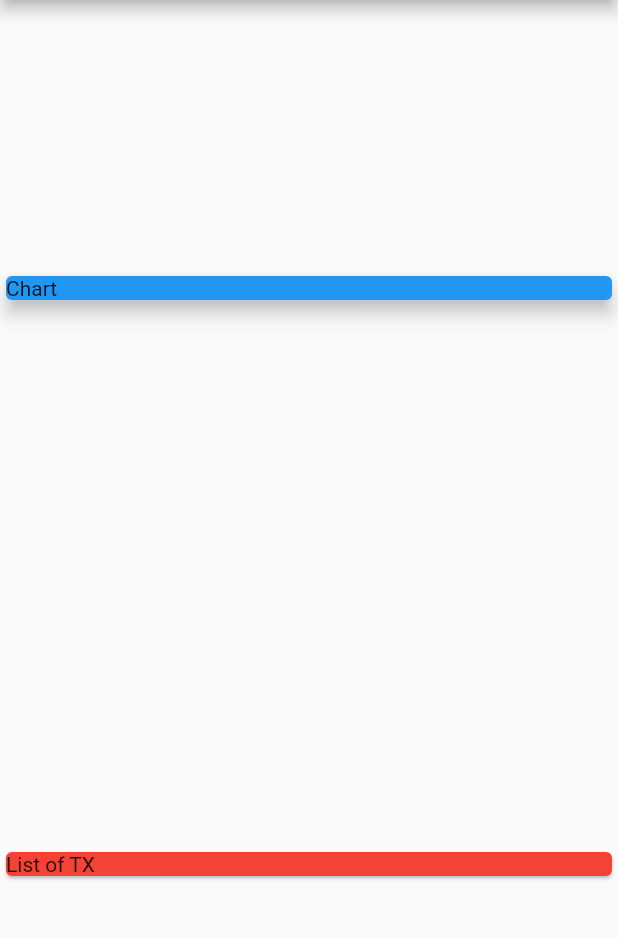
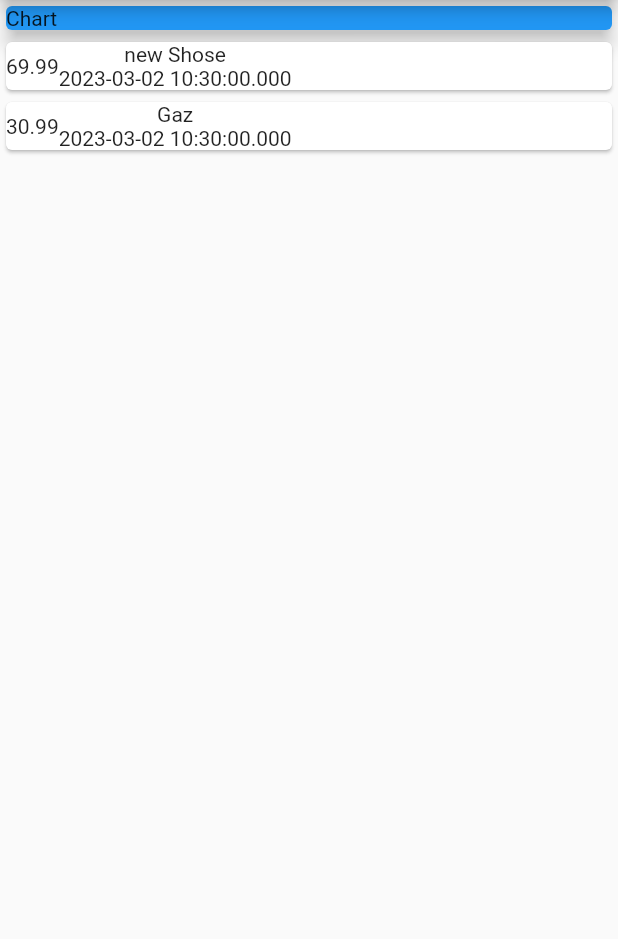
Before and after one commit to chebihiF/suptech_2023_expenses_app, a Flutter app: the screen it shows after launch, on a phone screen of 412 x 824 dp, the part 84-1023 px from its top. Run offline on Flutter 3.47's test engine with Material 2 defaults, Android fonts, the phone set to English and light mode, and no system bars.

Commit message:
add list of transactions

```diff
--- a/lib/main.dart
+++ b/lib/main.dart
@@ -20,7 +20,7 @@ class MyHomepage extends StatelessWidget {
           title: const Text('Expenses App'),
         ),
         body: Column(
-            mainAxisAlignment: MainAxisAlignment.spaceAround,
+            //mainAxisAlignment: MainAxisAlignment.spaceAround,
             crossAxisAlignment: CrossAxisAlignment.stretch,
             children: <Widget>[
               Container(
@@ -31,9 +31,21 @@ class MyHomepage extends StatelessWidget {
                   elevation: 5,
                 ),
               ),
-              Card(
-                color: Colors.red,
-                child: Text('List of TX'),
+              Column(
+                children: transactions
+                    .map((tx) => Card(
+                            child: Row(
+                          children: [
+                            Text(tx.amount.toString()),
+                            Column(
+                              children: [
+                                Text(tx.title),
+                                Text(tx.date.toString())
+                              ],
+                            )
+                          ],
+                        )))
+                    .toList(),
               )
             ]),
       ),
```
